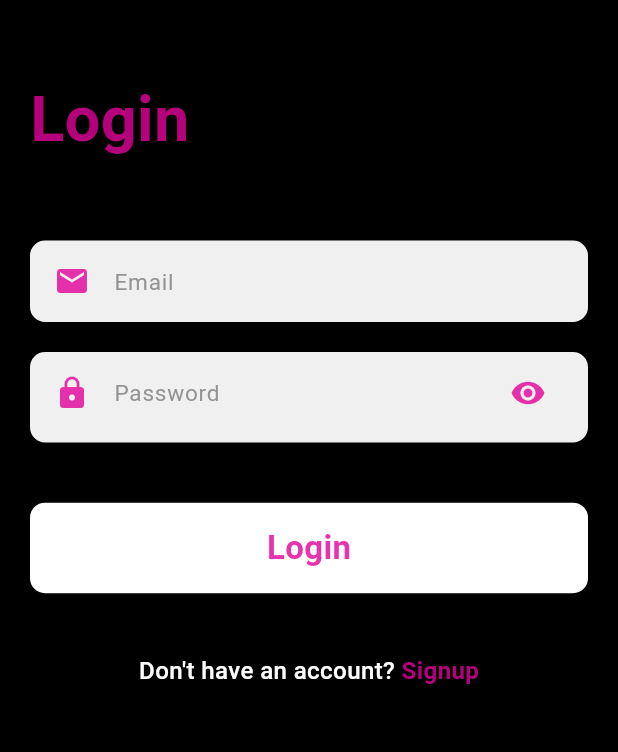
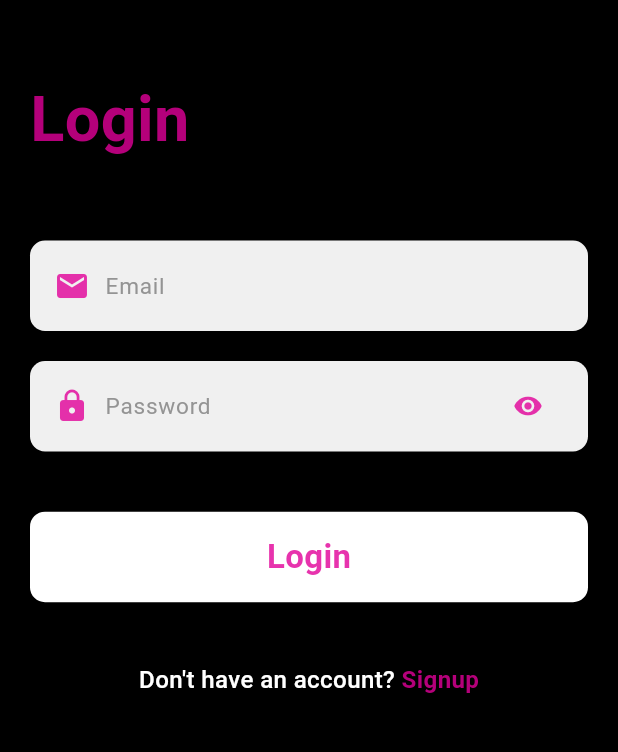
Before and after one commit to msaqlain-dev/PartyMap_Flutter, a Flutter app: the screen it shows after launch, on a phone screen of 412 x 824 dp, the part 199-951 px from its top. Run offline on Flutter 3.47's test engine with Material 3 defaults, Android fonts, the phone set to English and light mode, and no system bars; our stand-ins replace dio, flutter_riverpod, fluttertoast, font_awesome_flutter, go_router, shared_preferences; missing offline and left inert: mapbox_maps_flutter; Roboto replaces fonts that are missing (Nunito); project files that could hold a hidden picture were left out.

Commit message:
updated custom fields

```diff
--- a/lib/data/network/network_api_services.dart
+++ b/lib/data/network/network_api_services.dart
@@ -8,7 +8,7 @@ import 'package:partymap_app/data/network/base_api_services.dart';
 class NetworkApiServices extends BaseApiServices {
   static const String liveUrl = 'https://anwar.shahfahad.info/';
   static const String localURL = 'http://10.0.2.2:8080/';
-  static const String localPhysicalDeviceURL = 'http://192.168.1.102:8080/';
+  static const String localPhysicalDeviceURL = 'http://192.168.0.102:8080/';
 
   String _sanitizeUrl(String url) {
     return url.startsWith('/') ? url.substring(1) : url;
--- a/lib/main.dart
+++ b/lib/main.dart
@@ -8,7 +8,8 @@ void main() {
   WidgetsFlutterBinding.ensureInitialized();
 
   // Set Mapbox access token
-  MapboxOptions.setAccessToken(accessToken);
+  const accessToken = '';
+ MapboxOptions.setAccessToken(accessToken);
 
   runApp(const ProviderScope(child: MyApp()));
 }
--- a/lib/res/components/custom_password_field.dart
+++ b/lib/res/components/custom_password_field.dart
@@ -25,7 +25,7 @@ class CustomPasswordField extends StatefulWidget {
     this.padding,
     this.margin,
     this.height,
-    this.width = double.infinity,
+    this.width,
   });
 
   @override
@@ -33,13 +33,13 @@ class CustomPasswordField extends StatefulWidget {
 }
 
 class _CustomPasswordFieldState extends State<CustomPasswordField> {
-  bool isObscure = true;
+  bool _isObscure = true;
 
   @override
   Widget build(BuildContext context) {
     return Container(
       height: widget.height ?? ResponsiveSizeUtil.size60,
-      width: widget.width,
+      width: widget.width ?? double.infinity,
       margin: widget.margin,
       decoration: BoxDecoration(
         borderRadius: BorderRadius.circular(ResponsiveSizeUtil.size10),
@@ -48,40 +48,59 @@ class _CustomPasswordFieldState extends State<CustomPasswordField> {
       child: Padding(
         padding:
             widget.padding ??
-            EdgeInsets.symmetric(horizontal: ResponsiveSizeUtil.size16),
+            EdgeInsets.symmetric(
+              horizontal: ResponsiveSizeUtil.size16,
+              vertical: ResponsiveSizeUtil.size7, // Added vertical padding
+            ),
+        child: Row(
+          children: [
+            SizedBox(
+              width: 24,
+              height: 24,
+              child: Icon(Icons.lock, color: AppColor.primaryColor),
+            ),
+            SizedBox(width: ResponsiveSizeUtil.size10),
+            Expanded(
               child: TextFormField(
                 controller: widget.controller,
                 focusNode: widget.focusNode,
-          obscureText: isObscure,
+                obscureText: _isObscure,
                 validator: widget.validator,
                 onChanged: widget.onChanged,
                 onFieldSubmitted: widget.onSubmitted,
                 style: TextStyle(
                   fontSize: ResponsiveSizeUtil.size15,
                   color: AppColor.blackColor,
+                  height: 1.2, // Consistent line height
                 ),
                 decoration: InputDecoration(
                   border: InputBorder.none,
-            icon: Icon(Icons.lock, color: AppColor.primaryColor),
                   labelText: widget.label,
                   labelStyle: TextStyle(
                     fontSize: ResponsiveSizeUtil.size15,
                     color: AppColor.grayColor,
+                    height: 1.2,
                   ),
+                  contentPadding: EdgeInsets.zero,
+                  isDense: true,
                   suffixIcon: IconButton(
                     icon: Icon(
-                isObscure ? Icons.visibility : Icons.visibility_off,
+                      _isObscure ? Icons.visibility : Icons.visibility_off,
                       color: AppColor.primaryColor,
+                      size: 20, // Fixed icon size
                     ),
                     onPressed: () {
                       setState(() {
-                  isObscure = !isObscure;
+                        _isObscure = !_isObscure;
                       });
                     },
                   ),
                 ),
               ),
             ),
+          ],
+        ),
+      ),
     );
   }
 }
--- a/lib/res/components/custom_text_field.dart
+++ b/lib/res/components/custom_text_field.dart
@@ -2,7 +2,6 @@ import 'package:flutter/material.dart';
 import 'package:partymap_app/res/colors/app_color.dart';
 import 'package:partymap_app/utils/responsive_size_util.dart';
 
-// ignore: must_be_immutable
 class CustomTextField extends StatelessWidget {
   final String? label;
   final TextEditingController? controller;
@@ -19,11 +18,10 @@ class CustomTextField extends StatelessWidget {
   final String? Function(String?)? validator;
   final EdgeInsetsGeometry? padding;
   final EdgeInsetsGeometry? margin;
+  final double? height;
+  final double? width;
 
-  double? height = ResponsiveSizeUtil.size60;
-  double? width = double.infinity;
-
-  CustomTextField({
+  const CustomTextField({
     super.key,
     this.label,
     this.controller,
@@ -47,8 +45,8 @@ class CustomTextField extends StatelessWidget {
   @override
   Widget build(BuildContext context) {
     return Container(
-      height: height,
-      width: width,
+      height: height ?? ResponsiveSizeUtil.size60,
+      width: width ?? double.infinity,
       margin: margin,
       decoration: BoxDecoration(
         borderRadius: BorderRadius.circular(ResponsiveSizeUtil.size10),
@@ -57,7 +55,17 @@ class CustomTextField extends StatelessWidget {
       child: Padding(
         padding:
             padding ??
-            EdgeInsets.symmetric(horizontal: ResponsiveSizeUtil.size16),
+            EdgeInsets.symmetric(
+              horizontal: ResponsiveSizeUtil.size16,
+              vertical: ResponsiveSizeUtil.size7, // Added vertical padding
+            ),
+        child: Row(
+          children: [
+            if (icon != null) ...[
+              SizedBox(width: 24, height: 24, child: icon),
+              SizedBox(width: ResponsiveSizeUtil.size10),
+            ],
+            Expanded(
               child: TextFormField(
                 controller: controller,
                 focusNode: focusNode,
@@ -71,18 +79,24 @@ class CustomTextField extends StatelessWidget {
                 style: TextStyle(
                   fontSize: ResponsiveSizeUtil.size15,
                   color: AppColor.blackColor,
+                  height: 1.2, // Consistent line height
                 ),
                 decoration: InputDecoration(
                   border: InputBorder.none,
-            icon: icon,
                   prefixIcon: prefixIcon,
                   suffixIcon: suffixIcon,
                   labelText: label,
                   labelStyle: TextStyle(
                     fontSize: ResponsiveSizeUtil.size15,
                     color: AppColor.grayColor,
+                    height: 1.2,
+                  ),
+                  contentPadding: EdgeInsets.zero,
+                  isDense: true,
                 ),
               ),
+            ),
+          ],
         ),
       ),
     );
```
Lines whose indentation alone changed are shown as unchanged.
